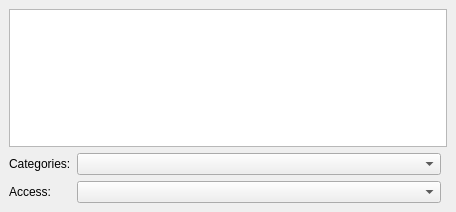
First picture: the form in incidenceeditors/incidenceeditor-ng/eventortodomoremobile.ui, repository chusopr/kdepim-ktimetracker-akonadi, before the edit.
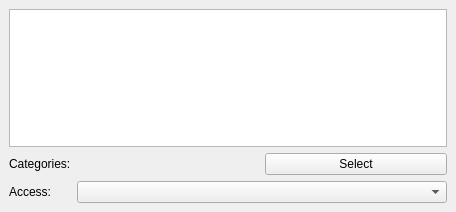
Second picture: the form after the edit. The open tabs and pages were chosen to show the change. Custom widgets are drawn as their Qt base class.

Commit message: Restore the dialog code we had for selecting categories on mobile

Patch:
```diff
--- a/incidenceeditors/incidenceeditor-ng/eventortodomoremobile.ui
+++ b/incidenceeditors/incidenceeditor-ng/eventortodomoremobile.ui
@@ -44,16 +44,6 @@
       </property>
      </widget>
     </item>
-    <item row="1" column="1">
-     <widget class="KPIM::KCheckComboBox" name="mCategoryCombo">
-      <property name="sizePolicy">
-       <sizepolicy hsizetype="MinimumExpanding" vsizetype="Fixed">
-        <horstretch>0</horstretch>
-        <verstretch>0</verstretch>
-       </sizepolicy>
-      </property>
-     </widget>
-    </item>
     <item row="2" column="0">
      <widget class="QLabel" name="mSecrecyLabel">
       <property name="sizePolicy">
@@ -76,7 +66,7 @@
       </property>
      </widget>
     </item>
-    <item row="2" column="1">
+    <item row="2" column="1" colspan="2">
      <widget class="QComboBox" name="mSecrecyCombo">
       <property name="toolTip">
        <string extracomment="@info:tooltip">Set the secrecy level</string>
@@ -86,6 +76,16 @@
       </property>
      </widget>
     </item>
+    <item row="1" column="2">
+     <widget class="QPushButton" name="mSelectCategoriesButton">
+      <property name="text">
+       <string>Select</string>
+      </property>
+     </widget>
+    </item>
+    <item row="1" column="1">
+     <widget class="KSqueezedTextLabel" name="mCategoriesLabel"/>
+    </item>
    </layout>
   </widget>
   <widget class="QWidget" name="mAttendeeWidget">
@@ -801,6 +801,11 @@
    <extends>KTextEdit</extends>
    <header>krichtextedit.h</header>
   </customwidget>
+  <customwidget>
+   <class>KSqueezedTextLabel</class>
+   <extends>QLabel</extends>
+   <header>ksqueezedtextlabel.h</header>
+  </customwidget>
   <customwidget>
    <class>KComboBox</class>
    <extends>QComboBox</extends>
```
Left out of the diff: 2 changed lines with no effect on the pictures. The commit also changes 1 other file.
